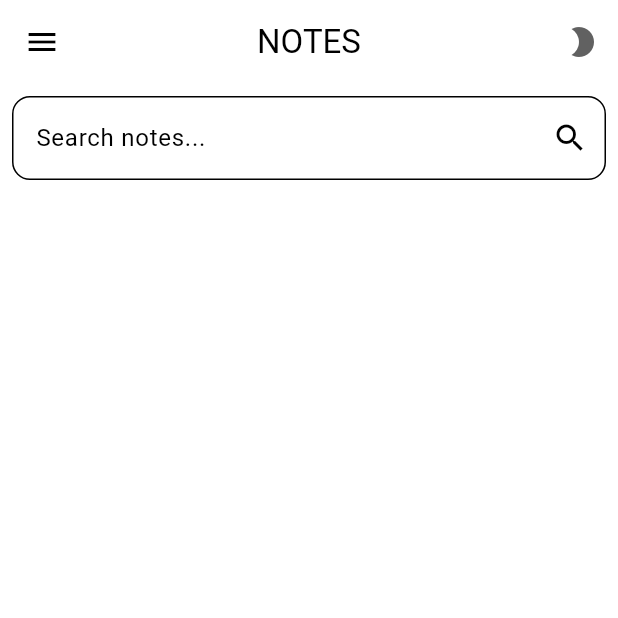
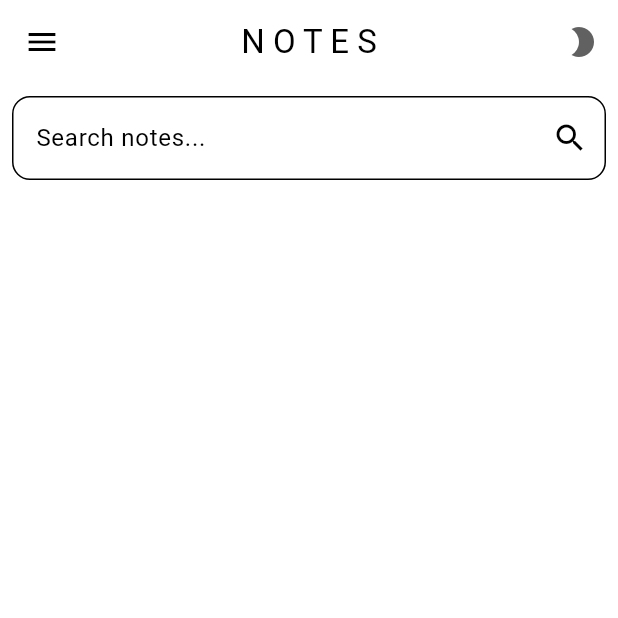
Before and after one commit to Gaurav-Chaudhari-2003/Flutter_x_Firebase, a Flutter app: the screen it shows once a user with an empty profile is signed in, on a phone screen of 412 x 824 dp, the top half of it. Run offline on Flutter 3.47's test engine with Material 3 defaults, Android fonts, the phone set to English and light mode, and no system bars; our stand-ins replace cloud_firestore, firebase_auth, firebase_core; accounts and stored records are empty.

Commit message:
Initial Commit 3

```diff
--- a/lib/pages/DrawerPages/home_page.dart
+++ b/lib/pages/DrawerPages/home_page.dart
@@ -63,7 +63,7 @@ class _HomePageState extends State<HomePage> {
       backgroundColor:
           isDarkMode ? Colors.black : Colors.white.withOpacity(0.1),
       title: Text(
-        "NOTES",
+        "N O T E S",
         style: TextStyle(color: isDarkMode ? Colors.white : Colors.black),
       ),
       elevation: 0,
```
